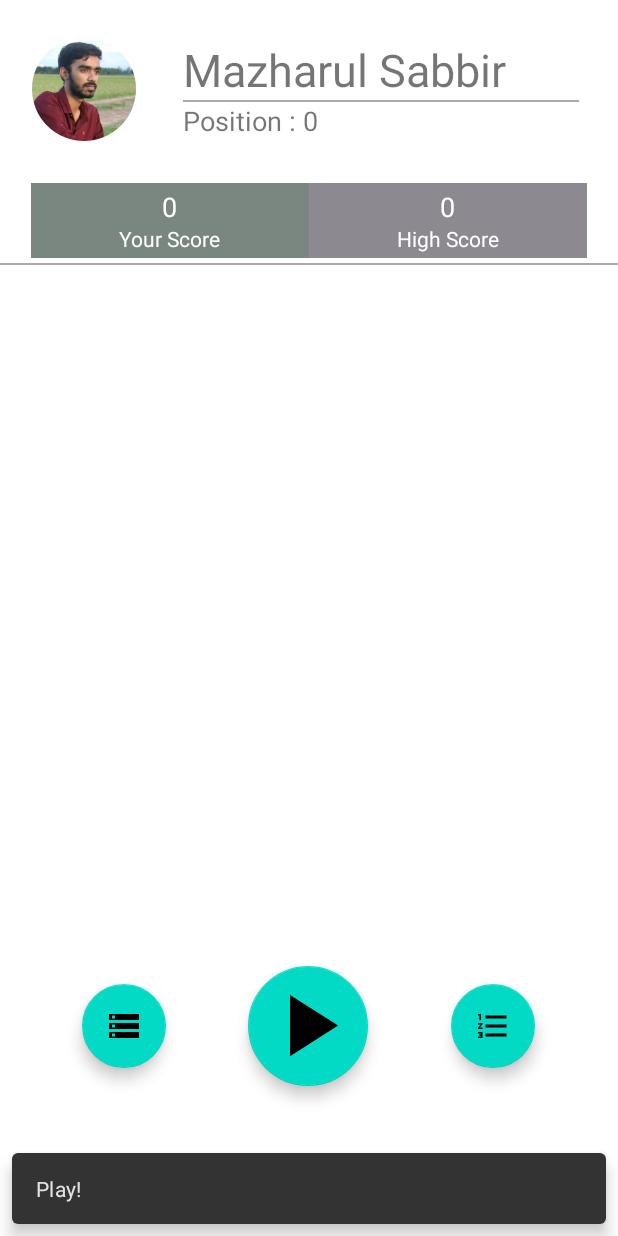
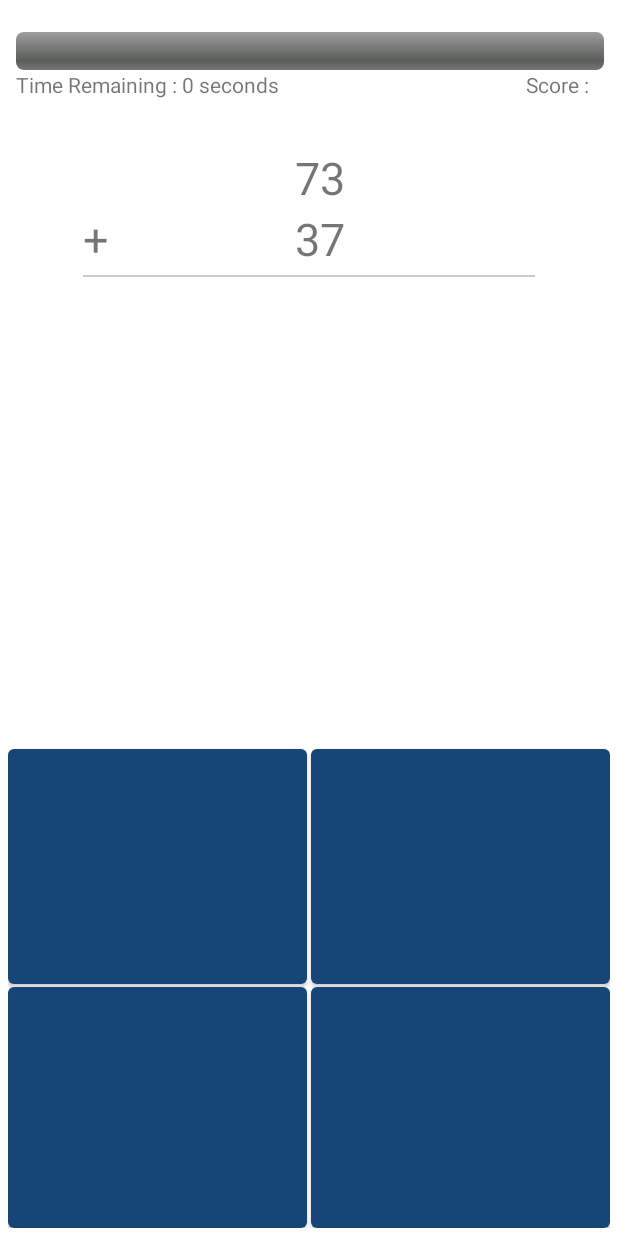
Before and after one commit to mazharulsabbir/OneMinuteCalculation-Kotlin, an Android app: the screen it shows after launch (MainActivity before the commit, PlayActivity after it), after a tap on an icon or button, on a phone screen of 412 x 824 dp. Run offline under Robolectric (Android 15) with nearby library versions, the phone set to English and light mode, and no system bars; our stand-ins replace CircleImageView.

```diff
--- a/app/src/main/AndroidManifest.xml
+++ b/app/src/main/AndroidManifest.xml
@@ -5,7 +5,8 @@
     package="edu.wonder.youth.math.game">
 
     <dist:module dist:instant="true" />
-    <uses-permission android:name="android.permission.INTERNET"/>
+
+    <uses-permission android:name="android.permission.INTERNET" />
 
     <application
         android:allowBackup="true"
@@ -15,7 +16,8 @@
         android:supportsRtl="true"
         android:theme="@style/AppTheme"
         tools:ignore="GoogleAppIndexingWarning">
-        <activity android:name=".ui.activity.LeaderBoardActivity"></activity>
+        <activity android:name=".ui.activity.PlayActivity"></activity>
+        <activity android:name=".ui.activity.LeaderBoardActivity" />
         <activity android:name=".ui.activity.MainActivity" />
         <activity android:name=".ui.activity.SplashActivity">
             <intent-filter>
--- a/app/src/main/java/edu/wonder/youth/math/game/adapter/LeaderBoardAdapter.kt
+++ b/app/src/main/java/edu/wonder/youth/math/game/adapter/LeaderBoardAdapter.kt
@@ -12,7 +12,7 @@ import edu.wonder.youth.math.game.R
 import edu.wonder.youth.math.game.model.LeaderBoardRanking
 
 class LeaderBoardAdapter(
-    private val userList: ArrayList<LeaderBoardRanking>,
+    private val userList: List<LeaderBoardRanking>,
     private val context: Context
 ) :
     RecyclerView.Adapter<LeaderBoardAdapter.ItemViewHolder>() {
--- a/app/src/main/java/edu/wonder/youth/math/game/resources/MutableLiveData.kt
+++ /dev/null
@@ -1,3 +0,0 @@
-package edu.wonder.youth.math.game.resources
-
-class MutableLiveData
--- a/app/src/main/java/edu/wonder/youth/math/game/ui/activity/MainActivity.kt
+++ b/app/src/main/java/edu/wonder/youth/math/game/ui/activity/MainActivity.kt
@@ -8,7 +8,7 @@ import com.google.android.material.floatingactionbutton.FloatingActionButton
 import com.google.android.material.snackbar.Snackbar
 import de.hdodenhof.circleimageview.CircleImageView
 import edu.wonder.youth.math.game.R
-import edu.wonder.youth.math.game.view.model.LiveScore
+import edu.wonder.youth.math.game.view.model.LiveScoreViewModel
 
 class MainActivity : AppCompatActivity() {
 
@@ -16,8 +16,7 @@ class MainActivity : AppCompatActivity() {
         super.onCreate(savedInstanceState)
         setContentView(R.layout.activity_main)
 
-
-        val score: Int = LiveScore().score
+//        val score: Int = LiveScoreViewModel(this@MainActivity).score
 
         val imageView = findViewById<CircleImageView>(R.id.avatar)
 
@@ -28,7 +27,7 @@ class MainActivity : AppCompatActivity() {
 
 
         findViewById<FloatingActionButton>(R.id.fab_play_btn).setOnClickListener {
-            Snackbar.make(it, "Play!", Snackbar.LENGTH_SHORT).show()
+            startActivity(Intent(this, PlayActivity::class.java))
         }
 
         findViewById<FloatingActionButton>(R.id.fab_history_btn).setOnClickListener {
--- /dev/null
+++ b/app/src/main/java/edu/wonder/youth/math/game/ui/activity/PlayActivity.kt
@@ -0,0 +1,85 @@
+package edu.wonder.youth.math.game.ui.activity
+
+import android.graphics.Color
+import android.os.Bundle
+import android.widget.TextView
+import androidx.appcompat.app.AppCompatActivity
+import com.google.android.material.button.MaterialButton
+import edu.wonder.youth.math.game.R
+import edu.wonder.youth.math.game.utils.Maths
+
+class PlayActivity : AppCompatActivity() {
+
+    private val maths: Maths = Maths()
+    private lateinit var btn1: MaterialButton
+    private lateinit var btn2: MaterialButton
+    private lateinit var btn3: MaterialButton
+    private lateinit var btn4: MaterialButton
+
+    override fun onCreate(savedInstanceState: Bundle?) {
+        super.onCreate(savedInstanceState)
+        setContentView(R.layout.activity_play)
+
+        val textViewQuestionShow1: TextView = findViewById(R.id.tv_ques_show1)
+        val textViewQuestionShow2: TextView = findViewById(R.id.tv_ques_show2)
+        val textViewArithmeticSign: TextView = findViewById(R.id.tv_arithmetic_sign)
+
+        textViewQuestionShow1.text = maths.number1(100).toString()
+        textViewQuestionShow2.text = maths.number2(50).toString()
+        textViewArithmeticSign.text = "+"
+
+        btn1 = findViewById(R.id.btn1)
+        btn1.setOnClickListener {
+            it.setBackgroundColor(Color.RED)
+            nextQuestion()
+        }
+
+        btn2 = findViewById(R.id.btn2)
+        btn2.setOnClickListener {
+            it.setBackgroundColor(Color.RED)
+
+            nextQuestion()
+        }
+
+        btn3 = findViewById(R.id.btn3)
+        btn3.setOnClickListener {
+            it.setBackgroundColor(Color.RED)
+
+            nextQuestion()
+        }
+
+        btn4 = findViewById(R.id.btn4)
+        btn4.setOnClickListener {
+            it.setBackgroundColor(Color.RED)
+
+            nextQuestion()
+        }
+    }
+
+    private fun nextQuestion() {
+        val textViewQuestionShow1: TextView = findViewById(R.id.tv_ques_show1)
+        val textViewQuestionShow2: TextView = findViewById(R.id.tv_ques_show2)
+
+        var n1 = maths.number1(100).toString()
+        var n2 = maths.number2(50).toString()
+        var n3 = maths.number3(50).toString()
+        var n4 = maths.number4(50).toString()
+
+        btn1.text = n1
+        btn2.text = n2
+        btn3.text = n3
+        btn4.text = n4
+
+        textViewQuestionShow1.text = n1
+        textViewQuestionShow2.text = n2
+
+        resetButtonColor()
+    }
+
+    private fun resetButtonColor() {
+        btn1.setBackgroundColor(resources.getColor(R.color.colorPrimary))
+        btn2.setBackgroundColor(resources.getColor(R.color.colorPrimary))
+        btn3.setBackgroundColor(resources.getColor(R.color.colorPrimary))
+        btn4.setBackgroundColor(resources.getColor(R.color.colorPrimary))
+    }
+}
--- a/app/src/main/java/edu/wonder/youth/math/game/ui/activity/SplashActivity.kt
+++ b/app/src/main/java/edu/wonder/youth/math/game/ui/activity/SplashActivity.kt
@@ -10,8 +10,11 @@ class SplashActivity : AppCompatActivity() {
 
     override fun onCreate(savedInstanceState: Bundle?) {
         super.onCreate(savedInstanceState)
-        AppCompatDelegate.MODE_NIGHT_YES
         setContentView(R.layout.activity_splash)
+
+//        AppCompatDelegate.setDefaultNightMode(
+//            AppCompatDelegate.MODE_NIGHT_YES
+//        )
 
         startActivity(Intent(this, MainActivity::class.java))
     }
--- /dev/null
+++ b/app/src/main/java/edu/wonder/youth/math/game/utils/Maths.kt
@@ -0,0 +1,23 @@
+package edu.wonder.youth.math.game.utils
+
+import kotlin.math.roundToInt
+
+class Maths {
+
+    fun number1(range: Int): Int {
+        return (Math.random() * range).roundToInt()
+    }
+
+    fun number2(range: Int): Int {
+        return (Math.random() * range).roundToInt()
+    }
+
+    fun number3(range: Int): Int {
+        return (Math.random() * range).roundToInt()
+    }
+
+    fun number4(range: Int): Int {
+        return (Math.random() * range).roundToInt()
+    }
+
+}
--- a/app/src/main/java/edu/wonder/youth/math/game/view/model/LiveScore.kt
+++ /dev/null
@@ -1,8 +0,0 @@
-package edu.wonder.youth.math.game.view.model
-
-import androidx.lifecycle.ViewModel
-
-class LiveScore : ViewModel() {
-    val score: Int = 0
-    val highScore: Int = 0
-}
--- a/app/src/main/res/layout/activity_main.xml
+++ b/app/src/main/res/layout/activity_main.xml
@@ -158,7 +158,7 @@
 
     <androidx.constraintlayout.widget.ConstraintLayout
         android:layout_width="match_parent"
-        android:layout_height="500dp"
+        android:layout_height="wrap_content"
         android:layout_gravity="bottom">
 
         <com.google.android.material.floatingactionbutton.FloatingActionButton
--- /dev/null
+++ b/app/src/main/res/layout/activity_play.xml
@@ -0,0 +1,158 @@
+<?xml version="1.0" encoding="utf-8"?>
+<androidx.constraintlayout.widget.ConstraintLayout xmlns:android="http://schemas.android.com/apk/res/android"
+    xmlns:app="http://schemas.android.com/apk/res-auto"
+    xmlns:tools="http://schemas.android.com/tools"
+    android:id="@+id/l_main"
+    android:layout_width="match_parent"
+    android:layout_height="match_parent"
+    android:orientation="vertical"
+    android:padding="5dp"
+    tools:context=".ui.activity.PlayActivity">
+
+    <ProgressBar
+        android:id="@+id/progressBar"
+        style="@android:style/Widget.ProgressBar.Horizontal"
+        android:layout_width="match_parent"
+        android:layout_height="25dp"
+        android:layout_alignParentStart="true"
+        android:layout_alignParentTop="true"
+        android:layout_marginStart="5dp"
+        android:layout_marginTop="16dp"
+        android:layout_marginEnd="4dp"
+        android:clickable="false"
+        android:max="60"
+        android:min="0"
+        android:progressTint="#dd4b4b"
+        app:layout_constraintEnd_toEndOf="parent"
+        app:layout_constraintStart_toStartOf="parent"
+        app:layout_constraintTop_toTopOf="parent" />
+
+    <TextView
+        android:id="@+id/tv_points"
+        android:layout_width="52dp"
+        android:layout_height="20dp"
+        android:text="Score : 0"
+        android:textSize="14sp"
+        app:layout_constraintBaseline_toBaselineOf="@+id/tv_time_remaining"
+        app:layout_constraintEnd_toEndOf="@+id/progressBar" />
+
+    <TextView
+        android:id="@+id/tv_time_remaining"
+        android:layout_width="wrap_content"
+        android:layout_height="wrap_content"
+        android:text="Time Remaining : 0 seconds"
+        android:textSize="14sp"
+        app:layout_constraintStart_toStartOf="@+id/progressBar"
+        app:layout_constraintTop_toBottomOf="@+id/progressBar" />
+
+    <TextView
+        android:id="@+id/tv_ques_show1"
+        android:layout_width="0dp"
+        android:layout_height="wrap_content"
+        android:layout_marginTop="32dp"
+        android:gravity="end"
+        android:text="n1"
+        android:textSize="30sp"
+        app:layout_constraintEnd_toStartOf="@+id/guideline2"
+        app:layout_constraintStart_toStartOf="parent"
+        app:layout_constraintTop_toBottomOf="@+id/tv_time_remaining" />
+
+    <TextView
+        android:id="@+id/tv_arithmetic_sign"
+        android:layout_width="wrap_content"
+        android:layout_height="wrap_content"
+        android:gravity="end"
+        android:text="+"
+        android:textSize="30sp"
+        app:layout_constraintStart_toStartOf="@+id/view"
+        app:layout_constraintTop_toBottomOf="@+id/tv_ques_show1" />
+
+    <TextView
+        android:id="@+id/tv_ques_show2"
+        android:layout_width="0dp"
+        android:layout_height="wrap_content"
+        android:gravity="end"
+        android:text="n2"
+        android:textSize="30sp"
+        app:layout_constraintEnd_toStartOf="@+id/guideline2"
+        app:layout_constraintStart_toStartOf="@+id/tv_arithmetic_sign"
+        app:layout_constraintTop_toBottomOf="@+id/tv_ques_show1" />
+
+
+    <View
+        android:id="@+id/view"
+        android:layout_width="0dp"
+        android:layout_height="1dp"
+        android:layout_marginStart="50dp"
+        android:layout_marginTop="4dp"
+        android:layout_marginEnd="50dp"
+        android:background="#ccc"
+        app:layout_constraintEnd_toEndOf="parent"
+        app:layout_constraintStart_toStartOf="parent"
+        app:layout_constraintTop_toBottomOf="@+id/tv_ques_show2" />
+
+    <com.google.android.material.button.MaterialButton
+        android:id="@+id/btn1"
+        android:layout_width="0dp"
+        android:layout_height="0dp"
+        android:layout_marginEnd="1dp"
+        android:insetBottom="0dp"
+        app:layout_constraintBottom_toTopOf="@+id/btn3"
+        app:layout_constraintEnd_toStartOf="@+id/btn2"
+        app:layout_constraintHorizontal_bias="0.5"
+        app:layout_constraintStart_toStartOf="parent"
+        app:layout_constraintTop_toBottomOf="@+id/guideline" />
+
+    <com.google.android.material.button.MaterialButton
+        android:id="@+id/btn2"
+        android:layout_width="0dp"
+        android:layout_height="0dp"
+        android:layout_marginStart="1dp"
+        android:insetBottom="0dp"
+        app:layout_constraintBottom_toTopOf="@+id/btn3"
+        app:layout_constraintEnd_toEndOf="parent"
+        app:layout_constraintHorizontal_bias="0.5"
+        app:layout_constraintStart_toEndOf="@+id/btn1"
+        app:layout_constraintTop_toTopOf="@+id/btn1" />
+
+    <com.google.android.material.button.MaterialButton
+        android:id="@+id/btn3"
+        android:layout_width="0dp"
+        android:layout_height="0dp"
+        android:layout_marginEnd="1dp"
+        android:insetTop="2dp"
+        android:insetBottom="0dp"
+        app:layout_constraintBottom_toBottomOf="parent"
+        app:layout_constraintEnd_toStartOf="@+id/btn4"
+        app:layout_constraintHorizontal_bias="0.5"
+        app:layout_constraintStart_toStartOf="parent"
+        app:layout_constraintTop_toBottomOf="@+id/btn1" />
+
+    <com.google.android.material.button.MaterialButton
+        android:id="@+id/btn4"
+        android:layout_width="0dp"
+        android:layout_height="0dp"
+        android:layout_marginStart="1dp"
+        android:insetTop="2dp"
+        android:insetBottom="0dp"
+        app:layout_constraintBottom_toBottomOf="@+id/btn3"
+        app:layout_constraintEnd_toEndOf="parent"
+        app:layout_constraintHorizontal_bias="0.5"
+        app:layout_constraintStart_toEndOf="@+id/btn3"
+        app:layout_constraintTop_toTopOf="@+id/btn3" />
+
+    <androidx.constraintlayout.widget.Guideline
+        android:id="@+id/guideline"
+        android:layout_width="wrap_content"
+        android:layout_height="wrap_content"
+        android:orientation="horizontal"
+        app:layout_constraintGuide_percent="0.6" />
+
+    <androidx.constraintlayout.widget.Guideline
+        android:id="@+id/guideline2"
+        android:layout_width="wrap_content"
+        android:layout_height="wrap_content"
+        android:orientation="vertical"
+        app:layout_constraintGuide_percent="0.56" />
+
+</androidx.constraintlayout.widget.ConstraintLayout>
```
Also changed, not shown: app/build.gradle (+34 -9 lines), app/src/main/java/edu/wonder/youth/math/game/repository/LeaderBoardRepository.kt (added, +14 -0 lines), app/src/main/java/edu/wonder/youth/math/game/resources/LeaderBoardDao.kt (renamed from app/src/main/java/edu/wonder/youth/math/game/resources/Dao.kt, +5 -2 lines), app/src/main/java/edu/wonder/youth/math/game/resources/LocalDatabase.kt (+192 -1 lines), app/src/main/java/edu/wonder/youth/math/game/ui/activity/LeaderBoardActivity.kt (+11 -45 lines), app/src/main/java/edu/wonder/youth/math/game/view/model/LiveScoreViewModel.kt (added, +29 -0 lines).
